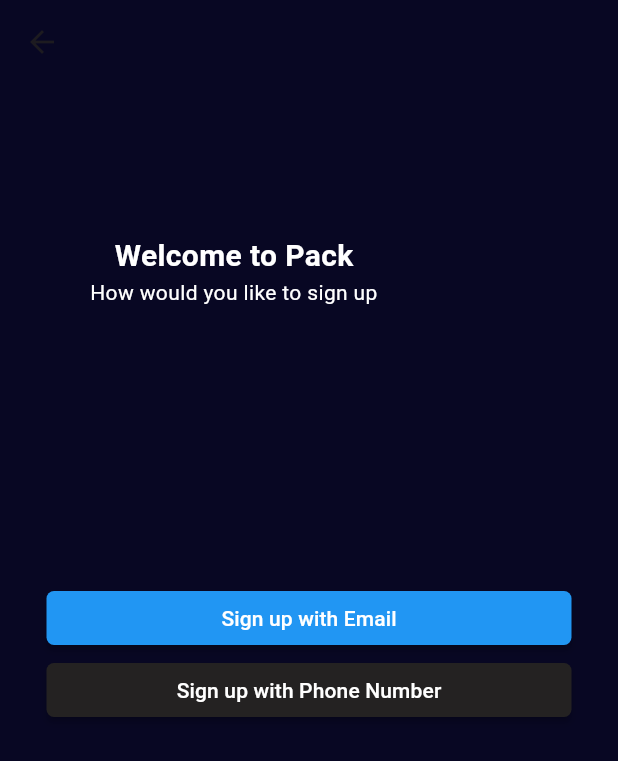
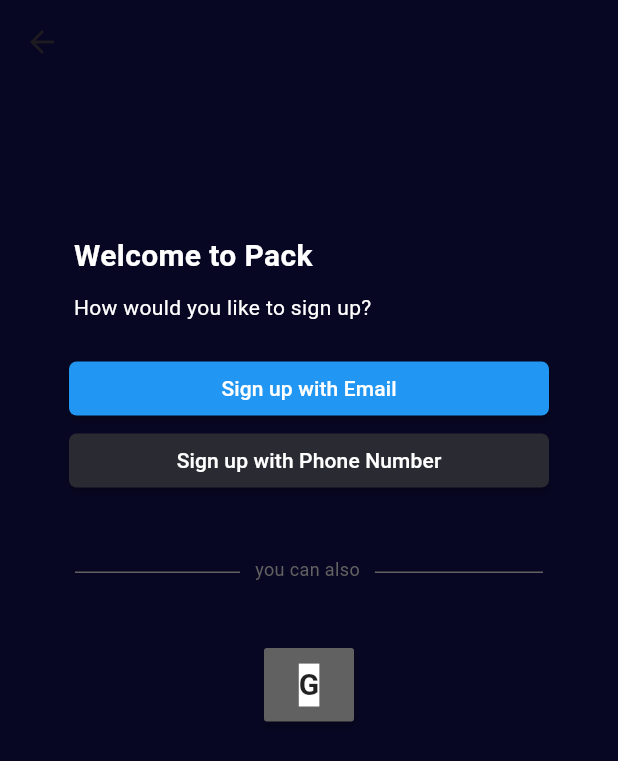
Before and after one commit to marvelwilson/pack, a Flutter app: the screen it shows after launch, after a tap on "Skip", on a phone screen of 412 x 824 dp. Shown: the top 761 px of the screen. Run offline on Flutter 3.47's test engine with Material 2 defaults, Android fonts, the phone set to English and light mode, and no system bars; our stand-ins replace flutter_native_splash.

Commit message:
additional screens

```diff
--- a/lib/pages/onboarding_screen.dart
+++ b/lib/pages/onboarding_screen.dart
@@ -1,5 +1,5 @@
 import 'package:flutter/material.dart';
-import 'package:text/pages/signUp.dart';
+import 'package:text/pages/welcomeScreen.dart';
 
 class OnboardingScreen extends StatefulWidget {
   const OnboardingScreen({super.key});
@@ -108,7 +108,7 @@ class _OnboardingScreenState extends State<OnboardingScreen> {
                 // color: Colors.blue,
                 onPressed: () {
                   Navigator.push(context,
-                      MaterialPageRoute(builder: (context) => SignUp()));
+                      MaterialPageRoute(builder: (context) => WelcomeScreen()));
                 },
                 child: const Text(
                   'Skip',
@@ -127,8 +127,10 @@ class _OnboardingScreenState extends State<OnboardingScreen> {
                       duration: Duration(microseconds: 300),
                       curve: Curves.easeIn);
                   (currentpage == 2)
-                      ? Navigator.push(context,
-                          MaterialPageRoute(builder: (context) => SignUp()))
+                      ? Navigator.push(
+                          context,
+                          MaterialPageRoute(
+                              builder: (context) => WelcomeScreen()))
                       : '';
                 },
                 child: const Text(
--- a/lib/pages/signUp.dart
+++ b/lib/pages/signUp.dart
@@ -1,7 +1,10 @@
 import 'package:flutter/material.dart';
+import 'package:flutter/services.dart';
+import 'package:text/pages/welcomeScreen.dart';
 
 class SignUp extends StatefulWidget {
-  const SignUp({super.key});
+  String title;
+  SignUp({super.key, required this.title});
 
   @override
   State<SignUp> createState() => _SignUpState();
@@ -12,28 +15,19 @@ class _SignUpState extends State<SignUp> {
   int currentpage = 0;
   List<Widget> pages = [
     Itemboarding(
-      currentPage: 0,
-      image: 'assets/img/pngegg.png',
-      title:
-          'Find Ads Quickly and stress-free; all \n you need to do is search, and they\n will display',
+      image: '',
+      mainTitle: 'Welcome to Pack',
+      title: 'Kindly Input your details to sign up',
     ),
     Itemboarding(
-      currentPage: 1,
-      image: 'assets/img/pngegg.png',
+        image: '',
+        mainTitle: 'Welcome to Pack',
+        title: "We're almost done, just input your\npassword"),
+    Itemboarding(
+      image: 'assets/img/celebration.png',
+      mainTitle: 'Sign up successful!',
       title:
-          'Find Ads Quickly and stress-free; all \n you need to do is search, and they\n will display',
-    ),
-    Itemboarding(
-      currentPage: 2,
-      image: 'assets/img/trust.png',
-      title:
-          "Unsure if a seller is tryesworthy? just\n give us a change and we won't let\n your down. we have you covered.",
-    ),
-    Itemboarding(
-      currentPage: 3,
-      image: 'assets/img/pngegg.png',
-      title:
-          'On Pack, your preferred marketplace,\nyou may buy, sell, chat, call and do\n everything you like',
+          'You have successfully signed up, check\nyour mail for our verification link',
     ),
   ];
   @override
@@ -43,35 +37,36 @@ class _SignUpState extends State<SignUp> {
       backgroundColor: Color.fromARGB(255, 8, 7, 35),
       body: Column(
         children: [
-          // Container(
-          //   child: Column(
-          //     children: [
-          //       Row(
-          //         mainAxisAlignment: MainAxisAlignment.center,
-          //         children: List.generate(
-          //           pages.length,
-          //           (index) => AnimatedContainer(
-          //             decoration: BoxDecoration(
-          //                 color: (index <= currentpage)
-          //                     ? Colors.blue
-          //                     : Color.fromARGB(255, 36, 35, 35),
-          //                 borderRadius: BorderRadius.circular(5)),
-          //             margin: EdgeInsets.all(2),
-          //             duration: const Duration(microseconds: 300),
-          //             height: 5,
-          //             width: 110,
-          //           ),
-          //         ),
-          //       )
-          //     ],
-          //   ),
+          Container(
+            child: Column(
+              children: [
+                Row(
+                  mainAxisAlignment: MainAxisAlignment.center,
+                  children: List.generate(
+                    pages.length,
+                    (index) => AnimatedContainer(
+                      decoration: BoxDecoration(
+                          color: (index <= currentpage)
+                              ? Colors.blue
+                              : Color.fromARGB(255, 36, 35, 35),
+                          borderRadius: BorderRadius.circular(5)),
+                      // margin: EdgeInsets.all(2),
+                      duration: const Duration(microseconds: 300),
+                      height: 5,
+                      width: 110,
+                    ),
+                  ),
+                )
+              ],
+            ),
+          ),
+          // const SizedBox(
+          //   height: 100,
           // ),
-          const SizedBox(
-            height: 100,
-          ),
           Expanded(
               child: PageView(
             children: pages,
+            physics: NeverScrollableScrollPhysics(),
             controller: pagecontroller,
             onPageChanged: (int val) {
               setState(() {
@@ -79,65 +74,25 @@ class _SignUpState extends State<SignUp> {
               });
             },
           )),
-          Container(
-            margin: EdgeInsets.only(bottom: 340),
-            child: Column(children: [
-              MaterialButton(
+          (currentpage < 2)
+              ? MaterialButton(
                   shape: RoundedRectangleBorder(
                       borderRadius: BorderRadius.circular(5)),
-                minWidth: 350,
+                  minWidth: 240,
                   color: Colors.blue,
                   onPressed: () {
-                  // pagecontroller.nextPage(
-                  //     duration: Duration(microseconds: 300),
-                  //     curve: Curves.easeIn);
+                    pagecontroller.nextPage(
+                        duration: Duration(microseconds: 300),
+                        curve: Curves.easeIn);
                   },
                   child: const Text(
-                  'Sign up with Email',
+                    'Next',
                     style: TextStyle(
                       color: Colors.white,
                     ),
                   ),
-              ),
-              MaterialButton(
-                shape: RoundedRectangleBorder(
-                    borderRadius: BorderRadius.circular(5)),
-                minWidth: 350,
-                color: Color.fromARGB(255, 36, 34, 34),
-                onPressed: () {},
-                child: const Text(
-                  'Sign up with Phone Number',
-                  style: TextStyle(
-                    color: Colors.white,
-                  ),
-                ),
-              ),
-            ]),
                 )
-          // Container(
-          //   margin: EdgeInsets.only(bottom: 20),
-          //   child: Column(
-          //     children: [
-          //       Row(
-          //         mainAxisAlignment: MainAxisAlignment.center,
-          //         children: List.generate(
-          //           pages.length,
-          //           (index) => AnimatedContainer(
-          //             decoration: BoxDecoration(
-          //                 color: (index == currentpage)
-          //                     ? Colors.white
-          //                     : Color.fromARGB(255, 36, 35, 35),
-          //                 borderRadius: BorderRadius.circular(5)),
-          //             margin: EdgeInsets.all(5),
-          //             duration: const Duration(microseconds: 300),
-          //             height: 10,
-          //             width: 10,
-          //           ),
-          //         ),
-          //       ),
-          //     ],
-          //   ),
-          // ),
+              : Column(),
         ],
       ),
     );
@@ -148,54 +103,94 @@ class _SignUpState extends State<SignUp> {
 class Itemboarding extends StatelessWidget {
   String image;
   String title;
-  int currentPage;
+  String mainTitle;
 
   Itemboarding(
       {super.key,
       required this.image,
       required this.title,
-      required this.currentPage});
+      required this.mainTitle});
 
   @override
   Widget build(BuildContext context) {
     return Container(
-      margin: EdgeInsets.only(right: 100),
-      child: currentPage == 0
-          ? Column(
+      margin: EdgeInsets.only(top: 20),
+      child: Column(
+        children: [
+          const SizedBox(
+            height: 80,
+          ),
+          Column(
+            children: [
+              Container(
+                margin: EdgeInsets.only(
+                    right: (mainTitle == 'Sign up successful!') ? 0 : 100),
+                child: Column(
+                    crossAxisAlignment: CrossAxisAlignment.start,
                     mainAxisAlignment: MainAxisAlignment.start,
                     children: [
-                const Text(
-                  'Welcome to Pack',
-                  textAlign: TextAlign.left,
-                  style: TextStyle(
-                    color: Colors.white,
-                    fontWeight: FontWeight.bold,
-                    fontSize: 20,
-                  ),
-                ),
-                const Text(
-                  'How would you like to sign up',
+                      Text(
+                        mainTitle,
                         textAlign: TextAlign.center,
                         style: TextStyle(
                             color: Colors.white,
+                            fontSize:
+                                (mainTitle == 'Sign up successful!') ? 25 : 20,
+                            fontWeight: FontWeight.bold),
                       ),
+                      const SizedBox(
+                        height: 10,
                       ),
+                      Text(
+                        title,
+                        textAlign: TextAlign.start,
+                        style: TextStyle(
+                            color: Colors.white,
+                            fontSize:
+                                (mainTitle == 'Sign up successful!') ? 18 : 15),
+                      ),
+                    ]),
+              )
+            ],
+          ),
+          (mainTitle == 'Sign up successful!')
+              ? Column(
+                  children: <Widget>[
+                    const SizedBox(
+                      height: 40,
+                    ),
+                    Image.asset(
+                      image,
+                      height: 200,
+                      width: 200,
+                      fit: BoxFit.contain,
+                    )
                   ],
                 )
               : Column(
                   children: [
-                Text(
-                  title,
-                  textAlign: TextAlign.center,
-                  style: TextStyle(
-                    color: Colors.white,
+                    const SizedBox(
+                      height: 40,
+                    ),
+                    const SizedBox(
+                      width: 350,
+                      child: TextField(
+                        style: TextStyle(fontSize: 20, color: Colors.white),
+                        decoration: InputDecoration(
+                          hintText: "Enter Phone Number",
+                          hintStyle: TextStyle(
+                            fontSize: 14,
+                          ),
+                          border: OutlineInputBorder(), // <-- This is the key
+                          labelText: "Enter Phone Number",
+                          fillColor: Color.fromARGB(255, 56, 51, 51),
+                          isDense: true,
+                          contentPadding: EdgeInsets.fromLTRB(10, 10, 10, 0),
+                        ),
+                        // validator: _FormValidators.validateName,
                       ),
                     ),
-                Image.asset(
-                  image,
-                  height: 400,
-                  width: 400,
-                  fit: BoxFit.contain,
+                  ],
                 ),
         ],
       ),
--- /dev/null
+++ b/lib/pages/welcomeScreen.dart
@@ -0,0 +1,150 @@
+import 'package:flutter/material.dart';
+import 'package:text/pages/signUp.dart';
+
+class WelcomeScreen extends StatefulWidget {
+  const WelcomeScreen({super.key});
+
+  @override
+  State<WelcomeScreen> createState() => _WelcomeScreenState();
+}
+
+class _WelcomeScreenState extends State<WelcomeScreen> {
+  @override
+  Widget build(BuildContext context) {
+    return Scaffold(
+      appBar: AppBar(backgroundColor: Color.fromARGB(255, 8, 7, 35)),
+      backgroundColor: Color.fromARGB(255, 8, 7, 35),
+      body: Container(
+        child: Column(
+          children: [
+            const SizedBox(
+              height: 100,
+            ),
+            Container(
+              margin: EdgeInsets.only(right: 115),
+              child: Column(
+                crossAxisAlignment: CrossAxisAlignment.start,
+                children: <Widget>[
+                  const Text(
+                    'Welcome to Pack',
+                    textAlign: TextAlign.start,
+                    style: TextStyle(
+                        fontWeight: FontWeight.bold,
+                        fontSize: 20,
+                        color: Colors.white),
+                  ),
+                  const SizedBox(
+                    height: 10,
+                  ),
+                  Text(
+                    'How would you like to sign up?',
+                    textAlign: TextAlign.center,
+                    style: TextStyle(color: Colors.white),
+                  ),
+                ],
+              ),
+            ),
+            const SizedBox(
+              height: 20,
+            ),
+            Center(
+              child: Column(
+                // mainAxisAlignment: MainAxisAlignment.center,
+                children: [
+                  MaterialButton(
+                    shape: RoundedRectangleBorder(
+                        borderRadius: BorderRadius.circular(5)),
+                    minWidth: 320,
+                    color: Colors.blue,
+                    onPressed: () {
+                      Navigator.push(
+                          context,
+                          MaterialPageRoute(
+                              builder: (context) => SignUp(
+                                    title: 'Email',
+                                  )));
+                    },
+                    child: const Text(
+                      'Sign up with Email',
+                      style: TextStyle(
+                        color: Colors.white,
+                      ),
+                    ),
+                  ),
+                  MaterialButton(
+                    shape: RoundedRectangleBorder(
+                        borderRadius: BorderRadius.circular(5)),
+                    minWidth: 320,
+                    color: Color.fromARGB(255, 42, 42, 50),
+                    onPressed: () {
+                      Navigator.push(
+                          context,
+                          MaterialPageRoute(
+                              builder: (context) =>
+                                  SignUp(title: 'Phone Number')));
+                    },
+                    child: const Text(
+                      'Sign up with Phone Number',
+                      style: TextStyle(
+                        color: Colors.white,
+                      ),
+                    ),
+                  ),
+                ],
+              ),
+            ),
+            Stack(
+              children: [
+                Container(
+                  // margin: EdgeInsets.all(20),
+                  margin: EdgeInsets.all(50),
+
+                  decoration: BoxDecoration(
+                    border: Border(
+                      bottom: BorderSide(color: Colors.grey.shade700, width: 1),
+                    ),
+                  ),
+                  // child: Column(
+                  //   children: [
+                  //     Text(
+                  //       'you can also',
+                  //       style: TextStyle(color: Colors.grey.shade700),
+                  //     ),
+                  //   ],
+                  // ),
+                ),
+                Positioned(
+                  left: 160,
+                  top: 40,
+                  child: Container(
+                    padding: EdgeInsets.only(bottom: 10, left: 10, right: 10),
+                    color: Color.fromARGB(255, 8, 7, 35),
+                    child: Text(
+                      'you can also',
+                      style:
+                          TextStyle(color: Colors.grey.shade700, fontSize: 12),
+                    ),
+                  ),
+                )
+              ],
+            ),
+            MaterialButton(
+              onPressed: () {},
+              minWidth: 60,
+              color: Colors.grey.shade700,
+              padding: EdgeInsets.all(10),
+              child: Text(
+                'G',
+                style: TextStyle(
+                  backgroundColor: Colors.white,
+                  fontWeight: FontWeight.bold,
+                  fontSize: 20,
+                ),
+              ),
+            )
+          ],
+        ),
+      ),
+    );
+  }
+}
```
Also changed, not shown: assets/img/celebration.png (added). Lines whose indentation alone changed are shown as unchanged.
